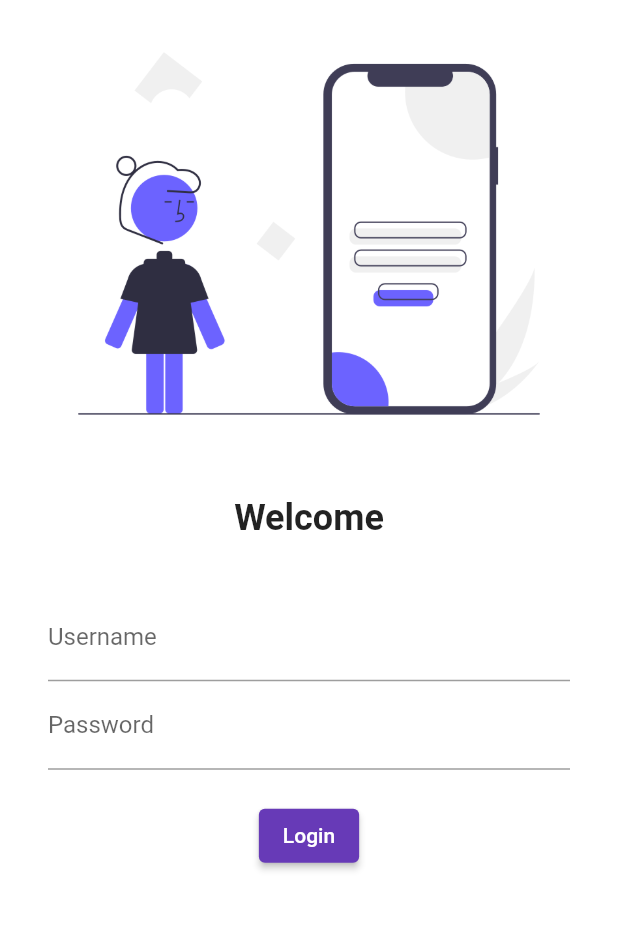
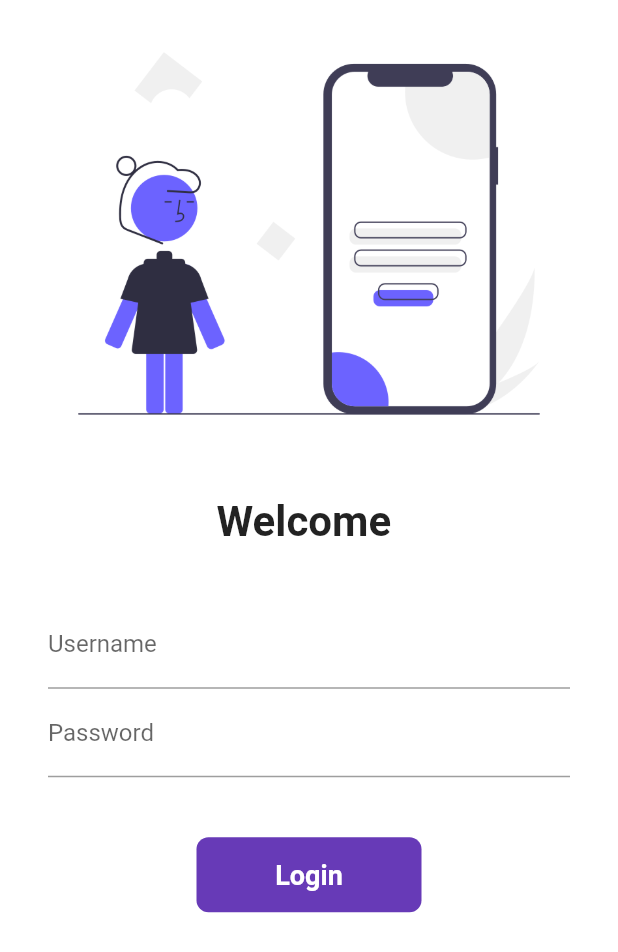
Before and after one commit to PATELAP/LetsGoFlutter, a Flutter app: the screen it shows after launch, on a phone screen of 412 x 824 dp. Shown: the top 952 px of the screen. Run offline on Flutter 3.47's test engine with Material 2 defaults, Android fonts, the phone set to English and light mode, and no system bars.

Commit message:
day6 complete

```diff
--- a/lib/main.dart
+++ b/lib/main.dart
@@ -1,5 +1,6 @@
 import 'package:flutter/material.dart';
 import 'package:flutter_catalog/pages/login_page.dart';
+import 'package:flutter_catalog/utils/routs.dart';
 // import 'package:google_fonts/google_fonts.dart';
 import 'pages/home_page.dart';
 
@@ -18,14 +19,15 @@ class MyApp extends StatelessWidget {
       theme: ThemeData(
         primarySwatch: Colors.deepPurple,
       ),
+      // debugShowCheckedModeBanner: false,
       darkTheme: ThemeData(
         brightness: Brightness.dark,
       ),
       initialRoute: "/",
       routes: {
         "/": (context) => const LoginPage(),
-        "/home": (context) => HomePage(),
-        "/login": (context) => const LoginPage(),
+        MyRoutes.homeRoute: (context) => HomePage(),
+        MyRoutes.loginRoute: (context) => const LoginPage(),
       },
     );
   }
--- a/lib/pages/login_page.dart
+++ b/lib/pages/login_page.dart
@@ -1,12 +1,21 @@
 import 'package:flutter/material.dart';
+import 'package:flutter_catalog/utils/routs.dart';
 
-class LoginPage extends StatelessWidget {
+class LoginPage extends StatefulWidget {
   const LoginPage({super.key});
 
+  @override
+  State<LoginPage> createState() => _LoginPageState();
+}
+
+class _LoginPageState extends State<LoginPage> {
+  String name = "";
+  bool changeButton = false;
   @override
   Widget build(BuildContext context) {
     return Material(
         color: Colors.white,
+        child: SingleChildScrollView(
           child: Column(
             children: [
               Image.asset(
@@ -16,10 +25,10 @@ class LoginPage extends StatelessWidget {
               const SizedBox(
                 height: 20,
               ),
-            const Text(
-              "Welcome",
-              style: TextStyle(
-                fontSize: 24,
+              Text(
+                "Welcome $name",
+                style: const TextStyle(
+                  fontSize: 28,
                   fontWeight: FontWeight.bold,
                 ),
               ),
@@ -27,7 +36,8 @@ class LoginPage extends StatelessWidget {
                 height: 20,
               ),
               Padding(
-              padding: const EdgeInsets.symmetric(vertical: 16, horizontal: 32),
+                padding:
+                    const EdgeInsets.symmetric(vertical: 16, horizontal: 32),
                 child: Column(
                   children: [
                     TextFormField(
@@ -35,6 +45,10 @@ class LoginPage extends StatelessWidget {
                         hintText: "Enter Username",
                         labelText: "Username",
                       ),
+                      onChanged: (value) {
+                        name = value;
+                        setState(() {});
+                      },
                     ),
                     TextFormField(
                       obscureText: true,
@@ -44,17 +58,54 @@ class LoginPage extends StatelessWidget {
                       ),
                     ),
                     const SizedBox(
-                    height: 20,
+                      height: 40,
                     ),
-                  ElevatedButton(
-                      onPressed: () {
-                        print("Hello Brother");
+
+                    InkWell(
+                      onTap: () async {
+                        setState(() {
+                          changeButton = true;
+                        });
+                        await Future.delayed(Duration(seconds: 1));
+                        Navigator.pushNamed(context, MyRoutes.homeRoute);
                       },
-                      child: Text("Login"))
+                      child: AnimatedContainer(
+                        duration: Duration(seconds: 1),
+                        width: changeButton ? 50 : 150,
+                        height: 50,
+                        alignment: Alignment.center,
+                        child: changeButton
+                            ? Icon(
+                                Icons.done,
+                                color: Colors.white,
+                              )
+                            : Text(
+                                "Login",
+                                style: TextStyle(
+                                    color: Colors.white,
+                                    fontWeight: FontWeight.bold,
+                                    fontSize: 18),
+                              ),
+                        decoration: BoxDecoration(
+                            color: Colors.deepPurple,
+                            // shape: changeButton
+                            //     ? BoxShape.circle
+                            //     : BoxShape.rectangle,
+                            borderRadius:
+                                BorderRadius.circular(changeButton ? 50 : 8)),
+                      ),
+                    ),
+                    // ElevatedButton(
+                    //     onPressed: () {
+                    //       Navigator.pushNamed(context, MyRoutes.homeRoute);
+                    //     },
+                    //     style: TextButton.styleFrom(minimumSize: Size(130, 40)),
+                    //     child: const Text("Login"))
                   ],
                 ),
               )
             ],
+          ),
         ));
   }
 }
--- /dev/null
+++ b/lib/utils/routs.dart
@@ -0,0 +1,4 @@
+class MyRoutes {
+  static String loginRoute = "/login";
+  static String homeRoute = "/home";
+}
```
Lines whose indentation alone changed are shown as unchanged.
